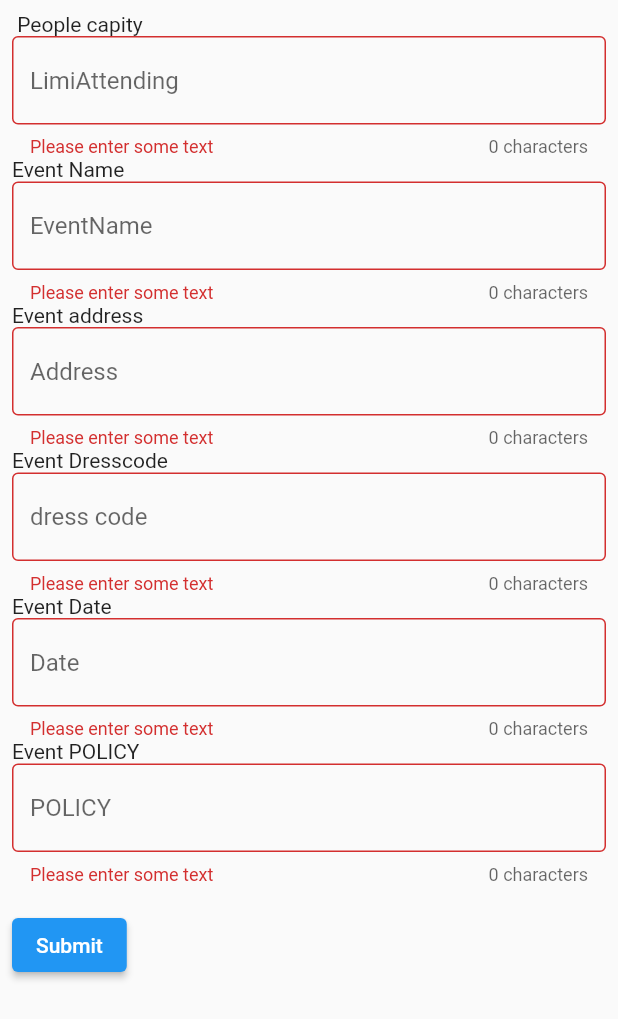
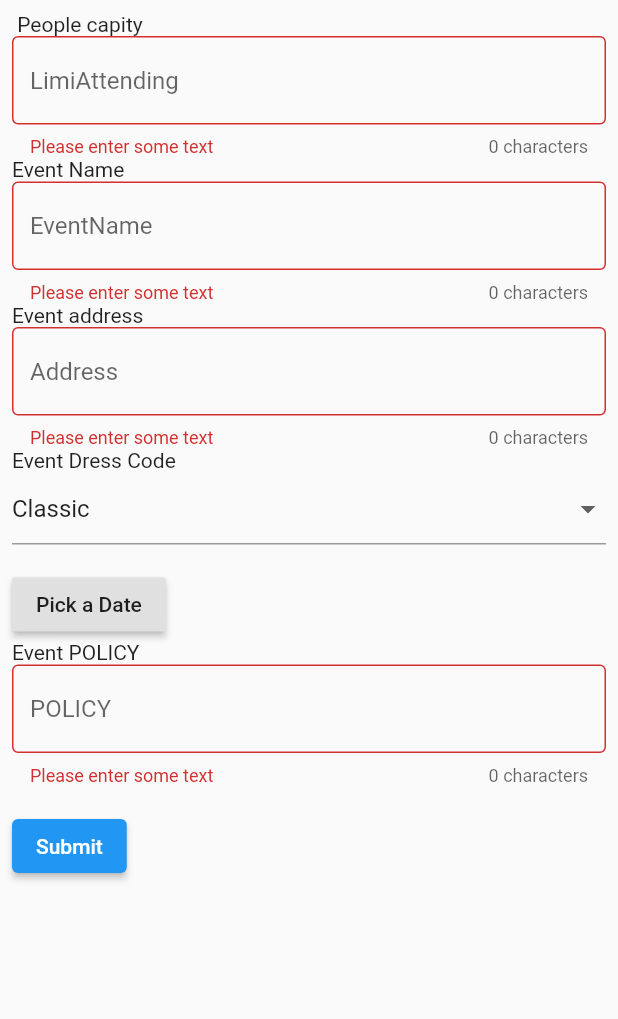
Before and after one commit to monikaMagdy/Event-Ogranizer, a Flutter app: the MyCustomForm widget shown alone on an empty page, opened directly, after a tap on "Submit", on a phone screen of 412 x 824 dp. Shown: the top 1019 px of the screen. Run offline on Flutter 3.47's test engine with Material 2 defaults, Android fonts, the phone set to English and light mode, and no system bars; our stand-ins replace simple_animations.

Commit message:
add Calender and DropDownBox

```diff
--- a/lib/create_event.dart
+++ b/lib/create_event.dart
@@ -1,4 +1,5 @@
 import 'package:flutter/material.dart';
+//import 'package:table_calendar/table_calendar.dart';
 import 'package:mobile_project/preview_events.dart';
 
 class Createevent extends StatelessWidget {
@@ -27,10 +28,11 @@ class MyCustomFormState extends State<MyCustomForm> {
   final scaffoldKey = new GlobalKey<ScaffoldState>();
   final formKey = new GlobalKey<FormState>();
 
+  DateTime _dateTime;
   String capacity;
   String eventName;
   String eventAddress;
-  String eventDresscode;
+  String eventDresscode = "Classic";
   String eventDate;
   String eventPolicy;
   @override
@@ -71,6 +73,7 @@ class MyCustomFormState extends State<MyCustomForm> {
             children: <Widget>[
               Text(" People capity"),
               TextFormField(
+                keyboardType: TextInputType.number,
                 decoration: const InputDecoration(
                   border: OutlineInputBorder(),
                   hintText: "LimiAttending",
@@ -80,7 +83,7 @@ class MyCustomFormState extends State<MyCustomForm> {
                   if (value.isEmpty) {
                     return 'Please enter some text';
                   }
-                  if (value.length < 25 || value.length > 50) {
+                  if (value.length < 2 || value.length > 4) {
                     return 'check capcity';
                   }
                   return null;
@@ -102,6 +105,8 @@ class MyCustomFormState extends State<MyCustomForm> {
                     return 'Please enter some text';
                   } else if (value.length < 3) {
                     return 'event name too short';
+                  } else if (!RegExp('^[a-zA-Z0-9]').hasMatch(value)) {
+                    return 'Enter Valid Username';
                   }
                   return null;
                 },
@@ -117,6 +122,8 @@ class MyCustomFormState extends State<MyCustomForm> {
                 validator: (value) {
                   if (value.isEmpty) {
                     return 'Please enter some text';
+                  } else if (!RegExp('^^[a-zA-Z0-9]').hasMatch(value)) {
+                    return 'Enter Valid Username';
                   }
                   return null;
                 },
@@ -124,46 +131,41 @@ class MyCustomFormState extends State<MyCustomForm> {
                   eventName = eventname;
                 },
               ),
-              Text("Event Dresscode"),
-              TextFormField(
-                decoration: const InputDecoration(
-                  border: OutlineInputBorder(),
-                  hintText: "dress code ",
-                  counterText: '0 characters',
-                  //errorText: 'Error Text',
-                ),
-                validator: (value) {
-                  if (value.isEmpty) {
-                    return 'Please enter some text';
-                  } else if (value.length < 5) {
-                    return 'Event Dress Code';
-                  }
-                  return null;
+              Text('Event Dress Code'),
+              DropdownButtonFormField(
+                value: eventDresscode,
+                onChanged: (String newValue) {
+                  setState(() {
+                    eventDresscode = newValue;
+                  });
                 },
-                onSaved: (eventdate) {
-                  eventDate = eventdate;
-                },
+                items: <String>[
+                  'Classic',
+                  'Halloween',
+                  'Fancy Dress',
+                  'semi-Fromal'
+                ].map<DropdownMenuItem<String>>((String dressCode) {
+                  return DropdownMenuItem<String>(
+                    child: Text(dressCode),
+                    value: dressCode,
+                  );
+                }).toList(),
               ),
-              Text("Event Date"),
-              TextFormField(
-                decoration: const InputDecoration(
-                  border: OutlineInputBorder(),
-                  hintText: "Date",
-                  counterText: '0 characters',
-                  //errorText: 'Error Text',
-                ),
-                validator: (value) {
-                  if (value.isEmpty) {
-                    return 'Please enter some text';
-                  } else if (value.length < 5) {
-                    return 'Event Date';
-                  }
-                  return null;
-                },
-                onSaved: (eventdate) {
-                  eventDate = eventdate;
-                },
-              ),
+              Text(_dateTime == null ? '' : _dateTime.toString()),
+              RaisedButton(
+                  child: Text('Pick a Date'),
+                  onPressed: () {
+                    showDatePicker(
+                            context: context,
+                            initialDate: DateTime.now(),
+                            firstDate: DateTime(2020),
+                            lastDate: DateTime(2022))
+                        .then((date) {
+                      setState(() {
+                        _dateTime = date;
+                      });
+                    });
+                  }),
               Text("Event POLICY"),
               TextFormField(
                 decoration: const InputDecoration(
@@ -177,6 +179,8 @@ class MyCustomFormState extends State<MyCustomForm> {
                     return 'Please enter some text';
                   } else if (value.length < 10) {
                     return 'Event Policy too short!';
+                  } else if (!RegExp('^[a-zA-Z0-9]').hasMatch(value)) {
+                    return 'Enter Valid Username';
                   }
                   return null;
                 },
--- a/lib/signup.dart
+++ b/lib/signup.dart
@@ -85,6 +85,8 @@ class _SignUpForm extends State<SignUpForm> {
                     return 'Please enter some text';
                   } else if (value.length < 3) {
                     return 'first name too short';
+                  } else if (!RegExp('^[a-zA-Z]').hasMatch(value)) {
+                    return 'Enter Valid Username';
                   }
                   return null;
                 },
@@ -104,6 +106,8 @@ class _SignUpForm extends State<SignUpForm> {
                     return 'Please enter some text';
                   } else if (value.length < 4) {
                     return 'last name too short';
+                  } else if (!RegExp('^[a-zA-Z]').hasMatch(value)) {
+                    return 'Enter Valid Username';
                   }
                   return null;
                 },
--- a/pubspec.yaml
+++ b/pubspec.yaml
@@ -34,6 +34,7 @@ dev_dependencies:
   flutter_test:
     sdk: flutter
   simple_animations: ^1.3.3
+  table_calendar: ^2.1.0
 # For information on the generic Dart part of this file, see the
 # following page: https://dart.dev/tools/pub/pubspec
 
```
Also changed, not shown: pubspec.lock.
